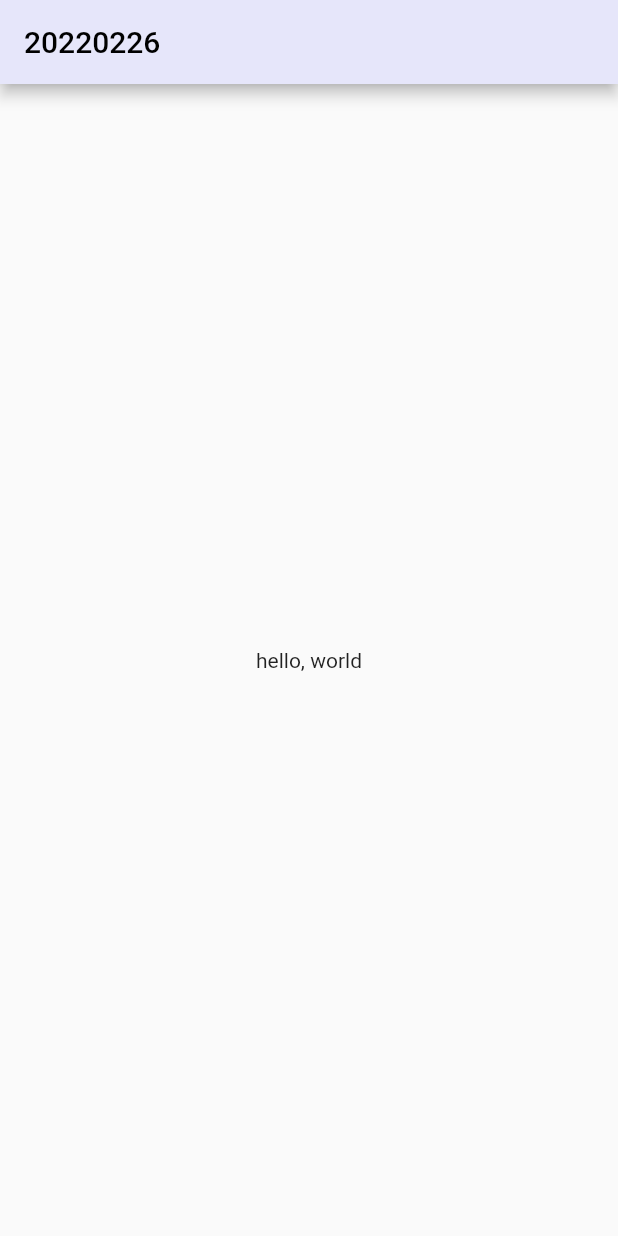
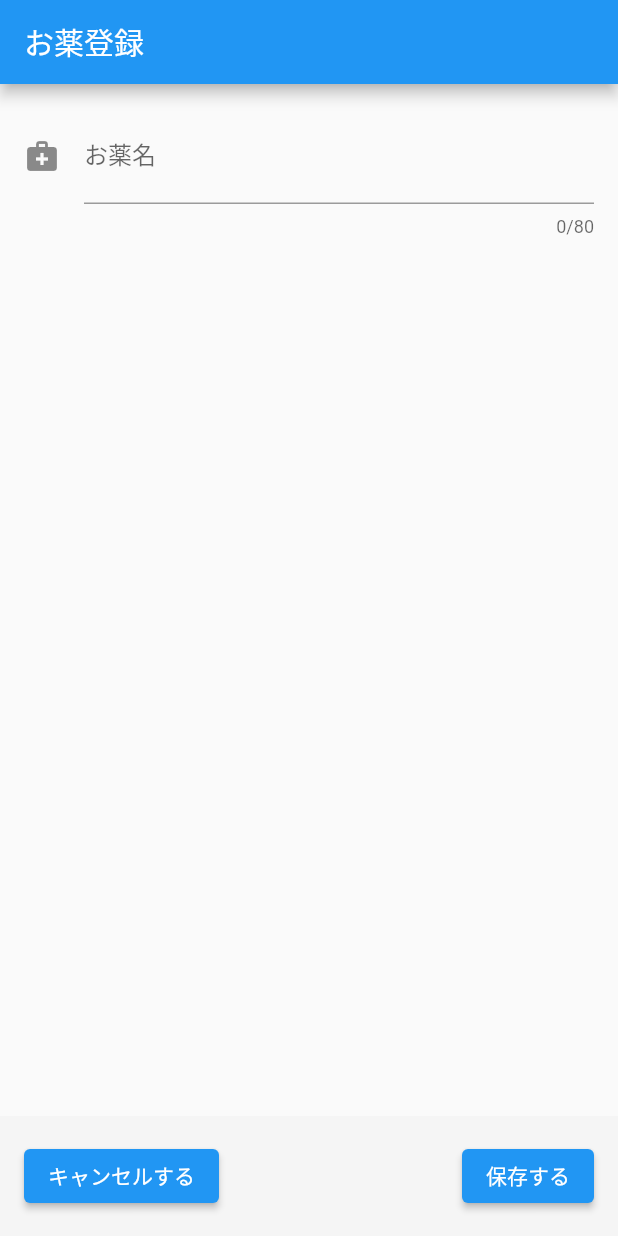
Before and after one commit to kyuuki/helloworld_flutter_20220226, a Flutter app: the screen it shows after launch, on a phone screen of 412 x 824 dp. Run offline on Flutter 3.47's test engine with Material 2 defaults, Android fonts, the phone set to English and light mode, and no system bars.

Commit message:
Add medicine_new_page

```diff
--- a/lib/my_app.dart
+++ b/lib/my_app.dart
@@ -1,4 +1,5 @@
 import 'package:flutter/material.dart';
+import 'ui/medicine_new_page.dart';
 
 class MyApp extends StatelessWidget {
   const MyApp({Key? key}) : super(key: key);
@@ -11,16 +12,12 @@ class MyApp extends StatelessWidget {
       title: _title,  // What is this (https://stackoverflow.com/questions/50615006/flutter-where-is-the-title-of-material-app-used)
 
       theme: ThemeData(
-        primarySwatch: myMaterialColor,
+        //primarySwatch: myMaterialColor,
+        primarySwatch: Colors.blue,
       ),
       darkTheme: ThemeData.dark(),
 
-      home: Scaffold(
-        appBar: AppBar(title: const Text(_title)),
-        body: const Center(
-          child: Text("hello, world"),
-        ),
-      )
+      home: MedicineNewPage(),
     );
   }
 
--- /dev/null
+++ b/lib/ui/medicine_new_page.dart
@@ -0,0 +1,51 @@
+import 'package:flutter/material.dart';
+
+class MedicineNewPage extends StatelessWidget {
+  const MedicineNewPage({Key? key}) : super(key: key);
+
+  @override
+  Widget build(BuildContext context) {
+    return Scaffold(
+      appBar: AppBar(title: const Text("お薬登録")),
+      body: Center(
+        child: Column(
+          children: [
+            const Padding(
+              padding: EdgeInsets.all(16.0),
+              child: TextField(
+                enabled: true,
+                maxLength: 80,
+                obscureText: false,
+                maxLines:1,
+                decoration: InputDecoration(
+                  icon: Icon(Icons.medical_services),
+                  hintText: '薬の名前を入力してください',
+                  labelText: 'お薬名',
+                ),
+              ),
+            ),
+            const Spacer(),
+            Container(
+              decoration: BoxDecoration(color: Theme.of(context).selectedRowColor),
+              padding: EdgeInsets.all(16.0),
+              child: Row(
+                crossAxisAlignment: CrossAxisAlignment.center,
+                children: [
+                  ElevatedButton(
+                    child: Text("キャンセルする"),
+                    onPressed: () {},
+                  ),
+                  const Spacer(),
+                  ElevatedButton(
+                    child: Text("保存する"),
+                    onPressed: () {},
+                  ),
+                ],
+              ),
+            ),
+          ],
+        ),
+      ),
+    );
+  }
+}
```
